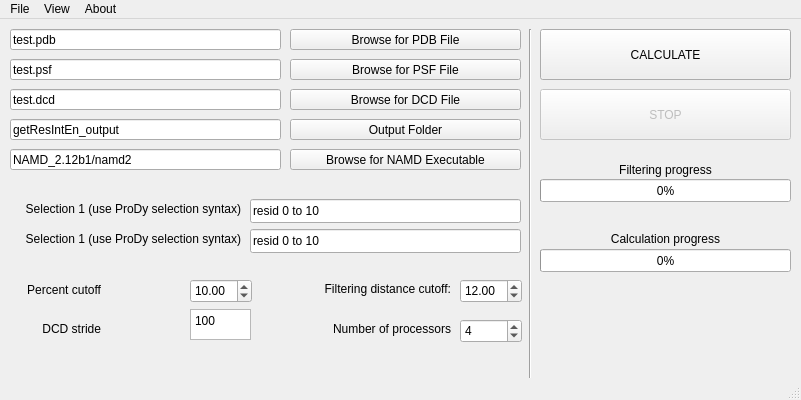
Before: the Qt Designer form getResIntEnGUI.ui in osercinoglu/grinn, drawn with Qt 5.
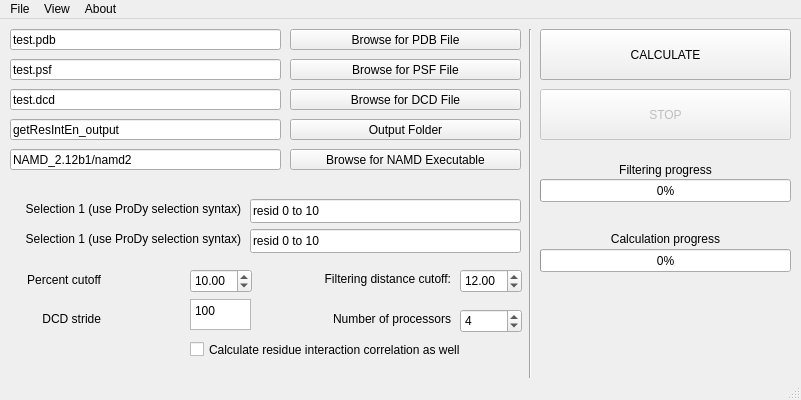
After: the same form once the commit is applied.

Commit message: Adding getResIntCorr to calculate interaction energy correlations. Fixing some bugs in getResIntEn.py

Patch:
```diff
--- a/getResIntEnGUI.ui
+++ b/getResIntEnGUI.ui
@@ -33,7 +33,7 @@
     <property name="geometry">
      <rect>
       <x>460</x>
-      <y>260</y>
+      <y>250</y>
       <width>62</width>
       <height>24</height>
      </rect>
@@ -104,7 +104,7 @@
     <property name="geometry">
      <rect>
       <x>300</x>
-      <y>260</y>
+      <y>250</y>
       <width>151</width>
       <height>20</height>
      </rect>
@@ -120,7 +120,7 @@
     <property name="geometry">
      <rect>
       <x>10</x>
-      <y>260</y>
+      <y>250</y>
       <width>91</width>
       <height>21</height>
      </rect>
@@ -139,7 +139,7 @@
     <property name="geometry">
      <rect>
       <x>190</x>
-      <y>260</y>
+      <y>250</y>
       <width>62</width>
       <height>24</height>
      </rect>
@@ -152,7 +152,7 @@
     <property name="geometry">
      <rect>
       <x>20</x>
-      <y>300</y>
+      <y>290</y>
       <width>81</width>
       <height>20</height>
      </rect>
@@ -168,7 +168,7 @@
     <property name="geometry">
      <rect>
       <x>190</x>
-      <y>290</y>
+      <y>280</y>
       <width>61</width>
       <height>31</height>
      </rect>
@@ -181,7 +181,7 @@
     <property name="geometry">
      <rect>
       <x>460</x>
-      <y>300</y>
+      <y>290</y>
       <width>62</width>
       <height>24</height>
      </rect>
@@ -194,7 +194,7 @@
     <property name="geometry">
      <rect>
       <x>300</x>
-      <y>300</y>
+      <y>290</y>
       <width>151</width>
       <height>20</height>
      </rect>
@@ -436,6 +436,19 @@
      <string>Browse for NAMD Executable</string>
     </property>
    </widget>
+   <widget class="QCheckBox" name="checkBox_interactionCorrelation">
+    <property name="geometry">
+     <rect>
+      <x>190</x>
+      <y>320</y>
+      <width>331</width>
+      <height>21</height>
+     </rect>
+    </property>
+    <property name="text">
+     <string>Calculate residue interaction correlation as well</string>
+    </property>
+   </widget>
   </widget>
   <widget class="QMenuBar" name="menubar">
    <property name="geometry">
```
Left out of the diff: 2 changed lines with no effect on the pictures. The commit also changes 3 other files.
